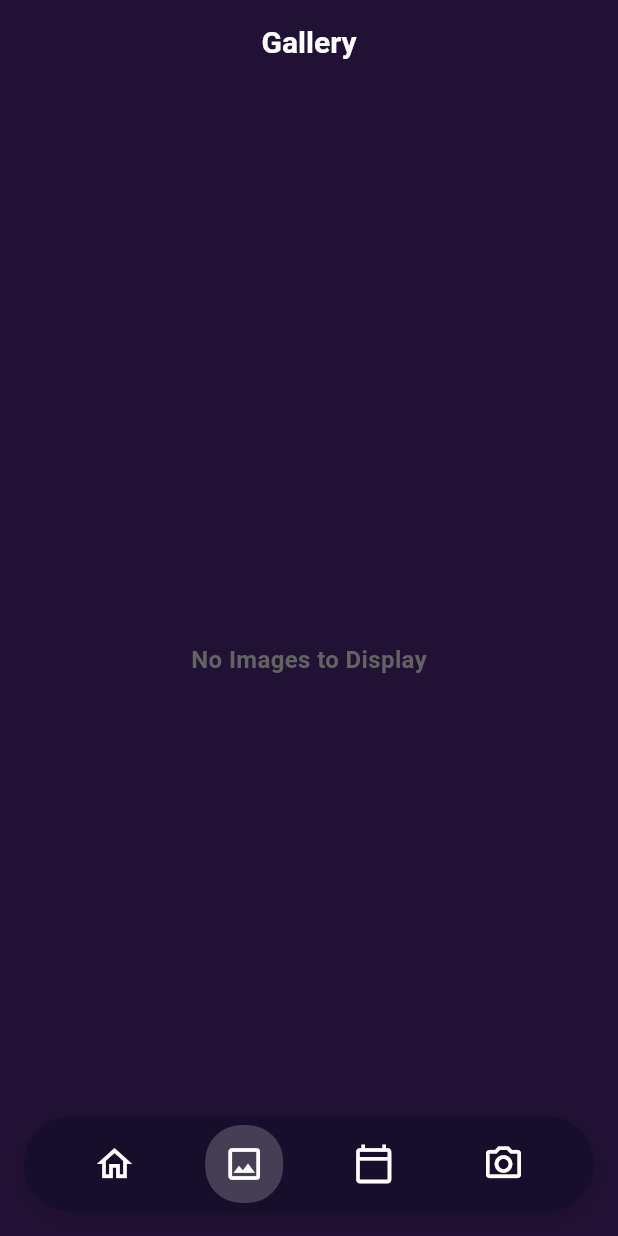
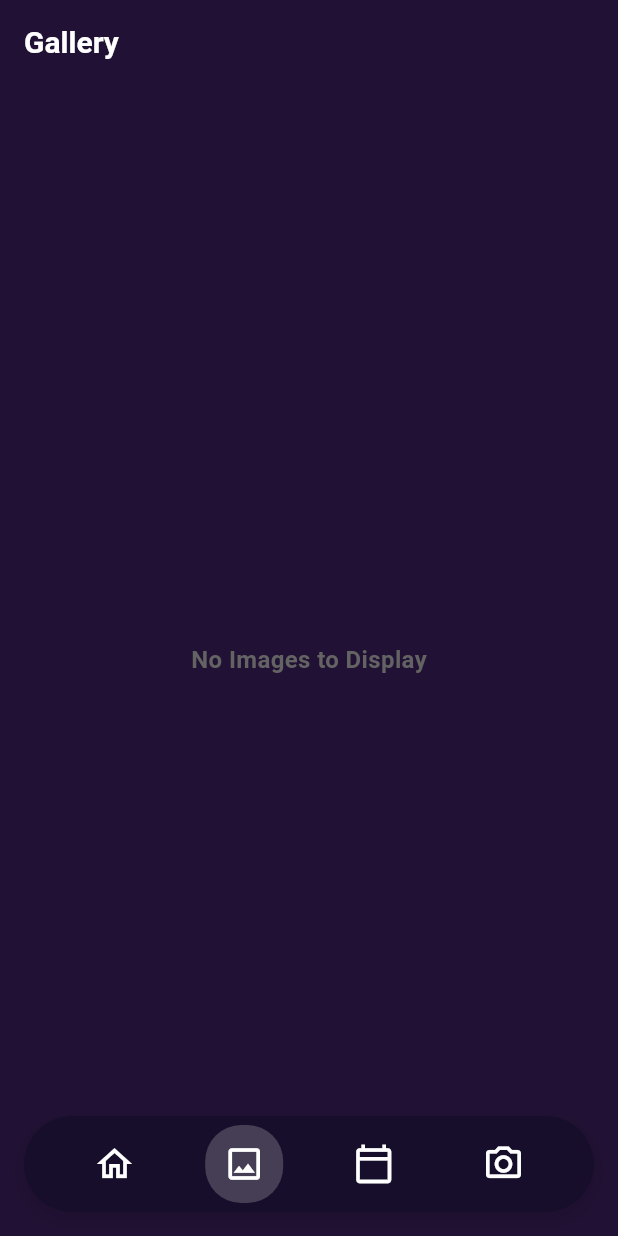
Before and after one commit to ChristianRotairo/GalleryApp, a Flutter app: the screen it shows after launch, item 2 of the bottom bar chosen, on a phone screen of 412 x 824 dp. Run offline on Flutter 3.47's test engine with Material 3 defaults, Android fonts, the light colour scheme and no system bars; our stand-ins replace camera, permission_handler, table_calendar.

Commit message:
feat(complete)

```diff
--- a/lib/features/gallery/presentation/pages/gallery/gallery_page.dart
+++ b/lib/features/gallery/presentation/pages/gallery/gallery_page.dart
@@ -8,14 +8,13 @@ class GalleryPage extends StatelessWidget {
   Widget build(BuildContext context) {
     return Scaffold(
       appBar: AppBar(
-        title: const Center(
-            child: Text(
+        title: Text(
           "Gallery",
          style: TextStyle(
               color: Colors.white,
               fontWeight: FontWeight.bold,
             ),
-        )),
+        ),
         backgroundColor: backgroundColor,
       ),
       backgroundColor: const Color.fromRGBO(33, 17, 52, 1),
```
